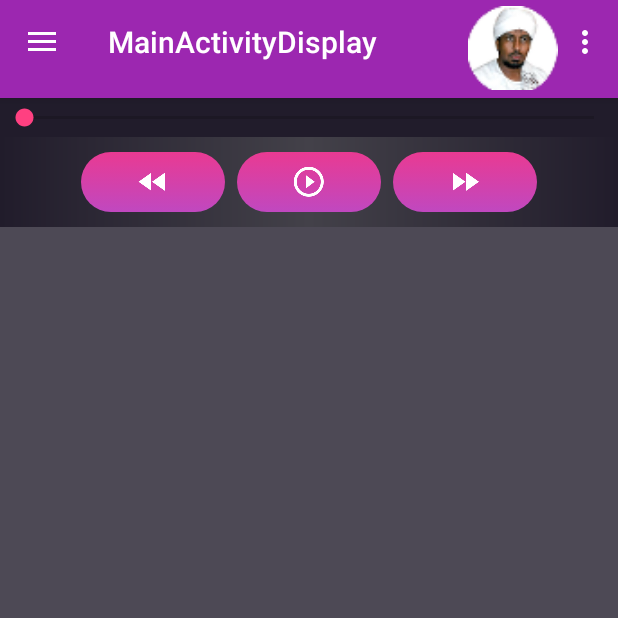
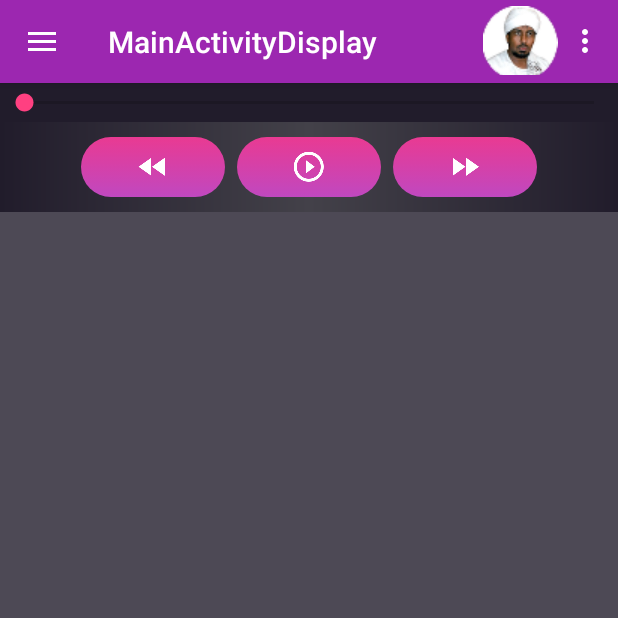
Before and after one commit to BaraaSoft/MediaPlayer, an Android app: the MainActivityDisplay screen opened directly, with no data from a screen before it, on a phone screen of 412 x 824 dp, the top half of it. Run offline under Robolectric (Android 15) with nearby library versions, the phone set to English and light mode, and no system bars; libraries missing offline, so code that uses them is left out: io.realm, io.realm.annotations; 5 statements that could not run were skipped.

```diff
--- a/app/src/main/java/com/baraa/bsoft/mediaplayer/Services/Constants.java
+++ b/app/src/main/java/com/baraa/bsoft/mediaplayer/Services/Constants.java
@@ -20,6 +20,7 @@ public class Constants {
         public static final int FOREGROUND_SERVICE = 1;
         public static final String IMG = "img";
         public static final String TITLE = "title";
+        public static final String TITLE_AR = "title_ar";
         public static final String SUD_TEXT = "sub_text";
     }
 }
--- a/app/src/main/res/layout/app_bar_main_activity_display.xml
+++ b/app/src/main/res/layout/app_bar_main_activity_display.xml
@@ -14,7 +14,7 @@
         <RelativeLayout
             android:orientation="horizontal"
             android:layout_width="match_parent"
-            android:layout_height="65dp">
+            android:layout_height="55dp">
             <android.support.v7.widget.Toolbar
                 android:layout_alignParentStart="true"
                 android:layout_alignParentTop="true"
@@ -27,8 +27,8 @@
                 android:layout_alignParentEnd="true"
                 android:layout_marginEnd="40dp"
                 android:id="@+id/imgCurrentShk"
-                android:layout_width="60dp"
-                android:layout_height="60dp"
+                android:layout_width="50dp"
+                android:layout_height="50dp"
                 android:paddingTop="@dimen/nav_header_vertical_spacing"
                 android:scaleType="centerCrop"
                 android:background="@android:color/transparent"
```
Also changed, not shown: app/src/main/java/com/baraa/bsoft/mediaplayer/Activities/MainActivity.java (+10 -0 lines), app/src/main/java/com/baraa/bsoft/mediaplayer/Services/PlayService.java (+18 -18 lines).
